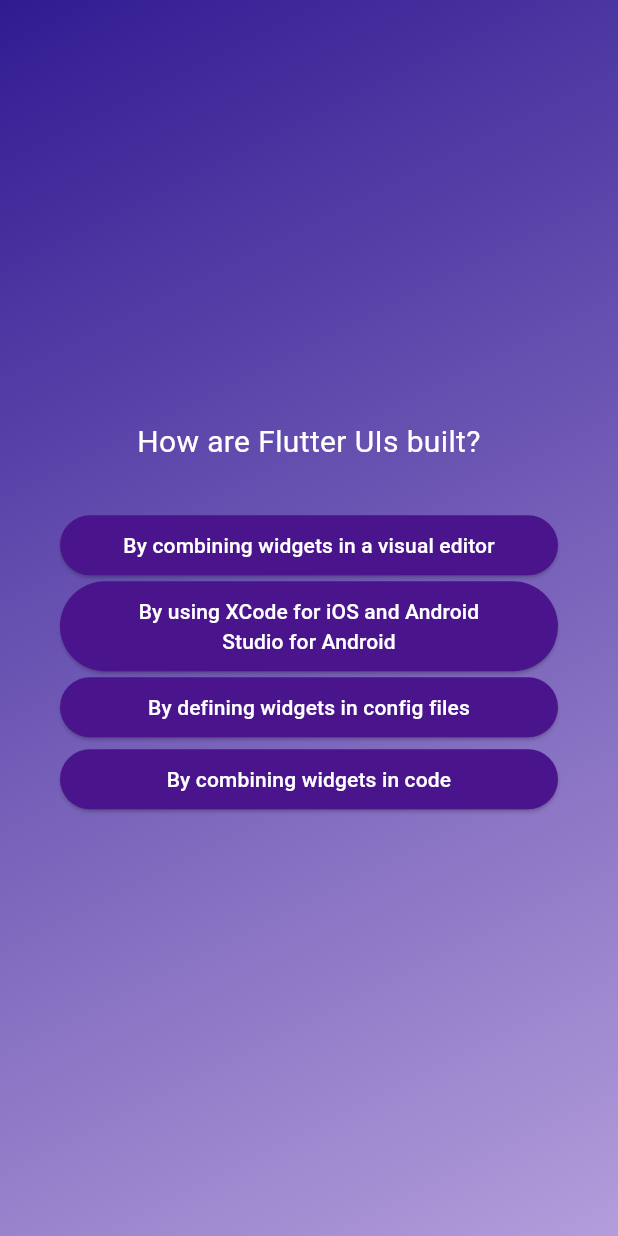
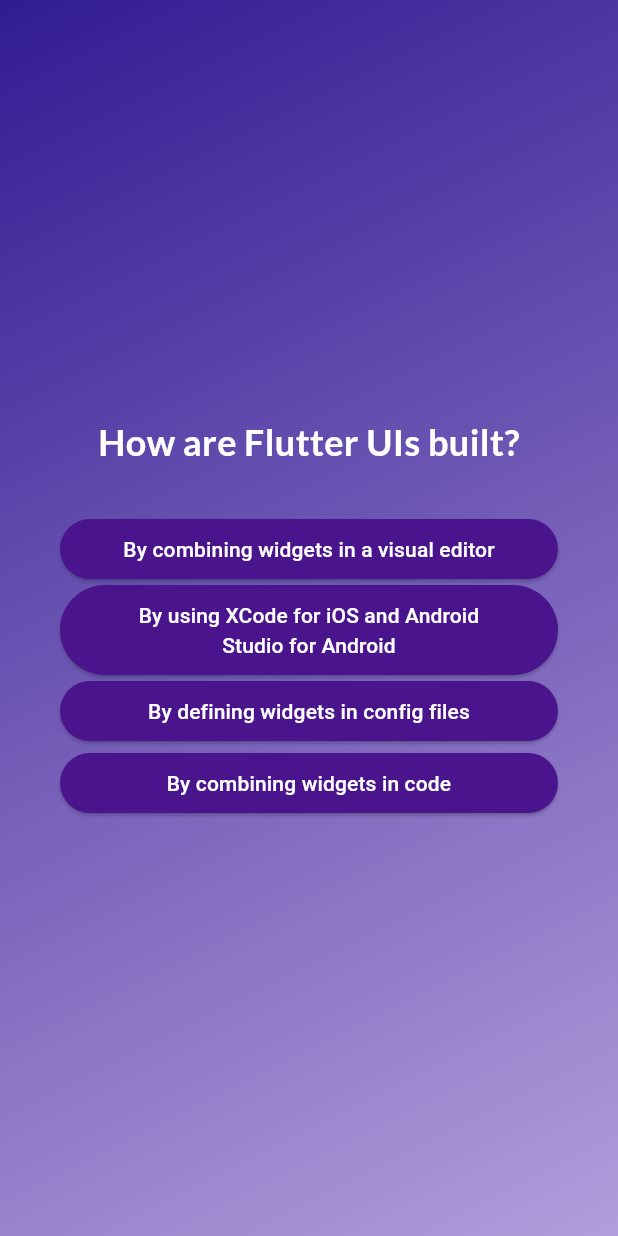
Before and after one commit to MamtaBhatt885/quiz_app, a Flutter app: the screen it shows after launch, after a tap on "Start Quiz", after a tap on "Components", on a phone screen of 412 x 824 dp. Run offline on Flutter 3.47's test engine with Material 3 defaults, Android fonts, the phone set to English and light mode, and no system bars; our stand-ins replace google_fonts; missing offline and left inert: dart:ffi.

Commit message:
it doesn't show error when we questions are completed

```diff
--- a/lib/questions_screen.dart
+++ b/lib/questions_screen.dart
@@ -1,11 +1,15 @@
 import 'dart:ffi';
 
 import 'package:flutter/material.dart';
+import 'package:google_fonts/google_fonts.dart';
 import 'package:quiz_app/answer_button.dart';
 import 'package:quiz_app/data/questions.dart';
 
 class QuestionsScreen extends StatefulWidget {
-  const QuestionsScreen({super.key});
+  const QuestionsScreen({super.key, required this.onSelectAnswer});
+
+
+  final void Function(String answer) onSelectAnswer;
 
   @override
   State<QuestionsScreen> createState() => _QuestionsScreenState();
@@ -14,7 +18,8 @@ class QuestionsScreen extends StatefulWidget {
 class _QuestionsScreenState extends State<QuestionsScreen> {
  var currentQuestionIndex = 0;
 
- answerQuestion(){
+void  answerQuestion(selectedAnswer){
+   widget.onSelectAnswer(selectedAnswer);
    //currentQuestionIndex = currentQuestionIndex + 1;
    //currentQuestionIndex += 1;
    setState(() {
@@ -38,14 +43,21 @@ final  currentQuestion = questions[currentQuestionIndex];
 
           children: [
             Text(currentQuestion.text,
-              style: TextStyle(color: Colors.white, fontSize: 20),
+              style: GoogleFonts.lato(
+                color:Colors.white,
+                fontSize:24,
+                fontWeight:FontWeight.bold
+              ),
             textAlign: TextAlign.center,
             ),
             SizedBox(height: 30,),
 
 
             ...currentQuestion.getShuffledAnswers().map((answer) {
-          return AnswerButton(answerText: answer, onTap: answerQuestion,);
+          return AnswerButton(answerText: answer,
+            onTap: (){
+            answerQuestion(answer);
+            },);
         })
 
           ],
--- a/lib/quiz.dart
+++ b/lib/quiz.dart
@@ -1,6 +1,8 @@
 import 'package:flutter/material.dart';
 import 'package:quiz_app/questions_screen.dart';
 import 'package:quiz_app/start_screen.dart';
+
+import 'data/questions.dart';
 
 class Quiz extends StatefulWidget {
   const Quiz({super.key});
@@ -10,6 +12,7 @@ class Quiz extends StatefulWidget {
 }
 
 class _QuizState extends State<Quiz> {
+  List<String> selectedAnswers = [];
   var activeScreen = 'start-screen';
 
 
@@ -25,8 +28,22 @@ class _QuizState extends State<Quiz> {
     });
   }
 
+  void chooseAnswer(String answer){
+   selectedAnswers.add(answer);
+   if(selectedAnswers.length == questions.length){
+     setState(() {
+       activeScreen = 'start-screen';
+     });
+   }
+  }
+
   @override
   Widget build(BuildContext context) {
+Widget screenWidget = StartScreen(switchScreen);
+
+if(activeScreen == 'questions-screen'){
+  screenWidget =  QuestionsScreen(onSelectAnswer:chooseAnswer,);
+}
 
     return  MaterialApp(
       debugShowCheckedModeBanner: false,
@@ -42,9 +59,7 @@ class _QuizState extends State<Quiz> {
                 end: Alignment.bottomRight
             ),
           ),
-          child: activeScreen == 'start-screen'?
-          StartScreen(switchScreen)
-              :QuestionsScreen(),
+          child: screenWidget,
         ) ,
       ),
     );
--- a/lib/start_screen.dart
+++ b/lib/start_screen.dart
@@ -1,5 +1,6 @@
 import 'package:flutter/cupertino.dart';
 import 'package:flutter/material.dart';
+import 'package:google_fonts/google_fonts.dart';
 
 class StartScreen extends StatelessWidget {
   const StartScreen(this.startQuiz, {super.key});
@@ -23,10 +24,11 @@ class StartScreen extends StatelessWidget {
             //       width: 300,),
             // ),
           SizedBox(height: 80,),
-           const Text('Learn Flutter the fun way!',style: TextStyle(
-             color: Colors.white,
-             fontSize: 24
-           ),),
+            Text('Learn Flutter the fun way!',
+             style: GoogleFonts.lato(
+               color: Colors.white,
+               fontSize :24
+             ),),
             SizedBox(height: 30,),
             OutlinedButton.icon(
               onPressed:startQuiz,
--- a/pubspec.yaml
+++ b/pubspec.yaml
@@ -35,6 +35,7 @@ dependencies:
   # The following adds the Cupertino Icons font to your application.
   # Use with the CupertinoIcons class for iOS style icons.
   cupertino_icons: ^1.0.6
+  google_fonts: ^6.2.1
 
 dev_dependencies:
   flutter_test:
```
Also changed, not shown: pubspec.lock, 1 other file.
